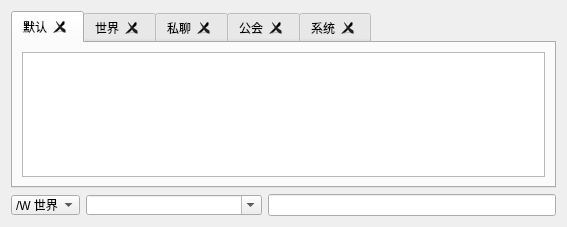
AngryPowman/Coeus, file src/coeus/coeus_client_qt/game_chat_widget.ui: the form before one commit.
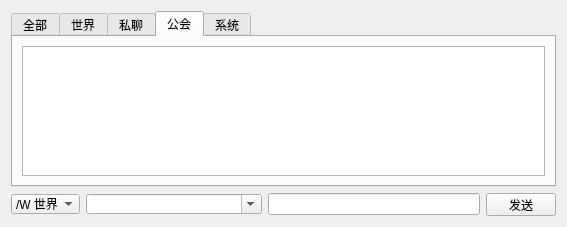
The form after the commit. The open tabs and pages were chosen to show the change.

Commit message: Added chat module

```diff
--- a/src/coeus/coeus_client_qt/game_chat_widget.ui
+++ b/src/coeus/coeus_client_qt/game_chat_widget.ui
@@ -44,11 +44,11 @@
       <bool>false</bool>
      </property>
      <property name="tabsClosable">
-      <bool>true</bool>
+      <bool>false</bool>
      </property>
      <widget class="QWidget" name="tab">
       <attribute name="title">
-       <string>默认</string>
+       <string>全部</string>
       </attribute>
       <layout class="QHBoxLayout" name="horizontalLayout">
        <item>
@@ -56,7 +56,7 @@
        </item>
       </layout>
      </widget>
-     <widget class="QWidget" name="">
+     <widget class="QWidget" name="widget">
       <attribute name="title">
        <string>世界</string>
       </attribute>
@@ -80,6 +80,11 @@
       <attribute name="title">
        <string>公会</string>
       </attribute>
+      <layout class="QHBoxLayout" name="horizontalLayout_5">
+       <item>
+        <widget class="QTextBrowser" name="txtGuildMessages"/>
+       </item>
+      </layout>
      </widget>
      <widget class="QWidget" name="tab_4">
       <attribute name="title">
@@ -160,6 +165,19 @@
        </property>
       </widget>
      </item>
+     <item row="0" column="3">
+      <widget class="QPushButton" name="btnSend">
+       <property name="maximumSize">
+        <size>
+         <width>70</width>
+         <height>23</height>
+        </size>
+       </property>
+       <property name="text">
+        <string>发送</string>
+       </property>
+      </widget>
+     </item>
     </layout>
    </item>
   </layout>
```
Left out of the diff: 63 changed lines with no effect on the pictures. The commit also changes 11 other files.
